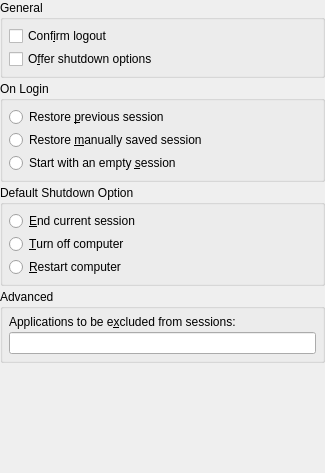
Above: kcontrol/smserver/smserverconfigdlg.ui from mgottschlag/kwin-tiling before the change. Below: the same form after it.
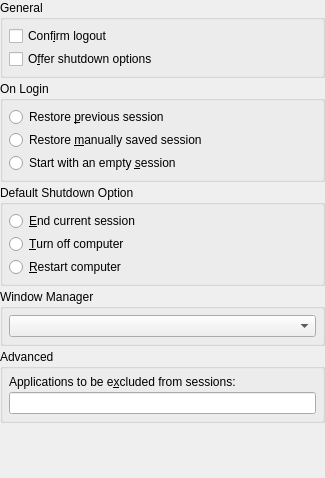
That is the form after the change. Custom widgets are drawn as their Qt base class.

Commit message: GUI in the session manager module for selecting the window manager to use with KDE. $KDEWM still overrides. FEATURE: 130042

Patch:
```diff
--- a/kcontrol/smserver/smserverconfigdlg.ui
+++ b/kcontrol/smserver/smserverconfigdlg.ui
@@ -6,7 +6,7 @@
     <x>0</x>
     <y>0</y>
     <width>325</width>
-    <height>473</height>
+    <height>478</height>
    </rect>
   </property>
   <property name="windowTitle" >
@@ -124,6 +124,18 @@
      </layout>
     </widget>
    </item>
+   <item>
+    <widget class="QGroupBox" name="windowManagerGroup" >
+     <property name="title" >
+      <string>Window Manager</string>
+     </property>
+     <layout class="QVBoxLayout" name="verticalLayout" >
+      <item>
+       <widget class="QComboBox" name="windowManagerCombo" />
+      </item>
+     </layout>
+    </widget>
+   </item>
    <item>
     <widget class="QGroupBox" name="advancedGroup" >
      <property name="title" >
```
Left out of the diff: 2 changed lines with no effect on the pictures. The commit also changes 14 other files.
